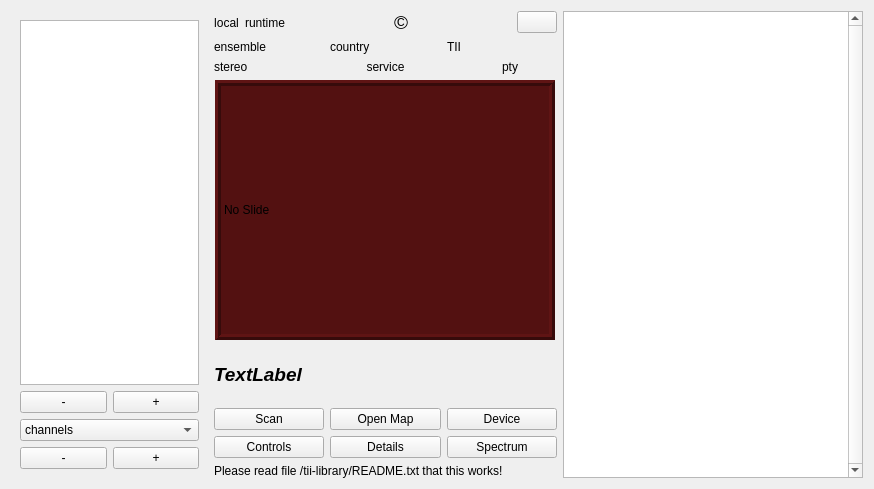
First picture: the form in forms/dabradio.ui, repository tomneda/DABstar, before the edit.
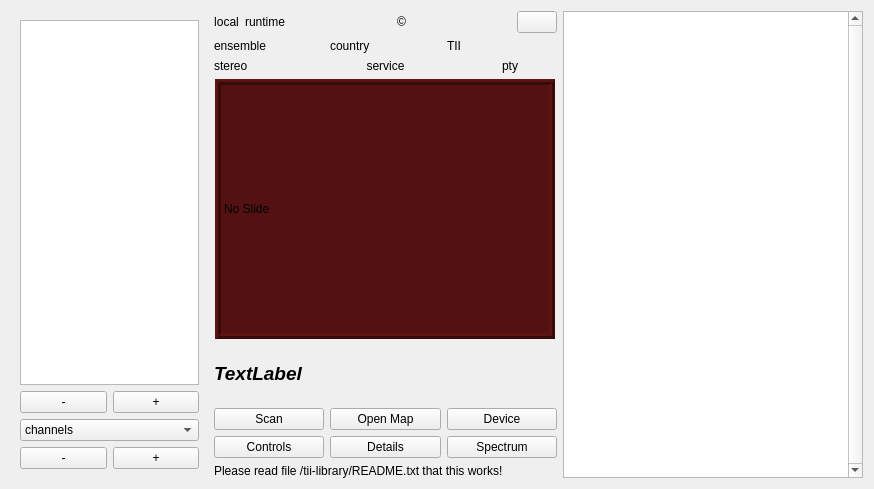
Second picture: the form after the edit.

The edit to the form file:
```diff
--- a/forms/dabradio.ui
+++ b/forms/dabradio.ui
@@ -161,11 +161,6 @@
        </item>
        <item>
         <widget class="QLabel" name="copyrightLabel">
-         <property name="font">
-          <font>
-           <pointsize>14</pointsize>
-          </font>
-         </property>
          <property name="text">
           <string>©</string>
          </property>
```
